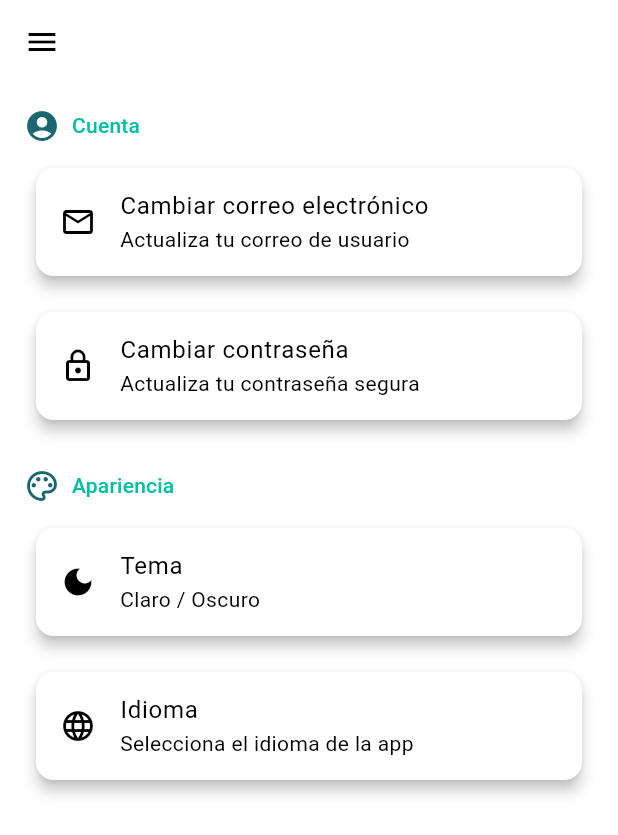
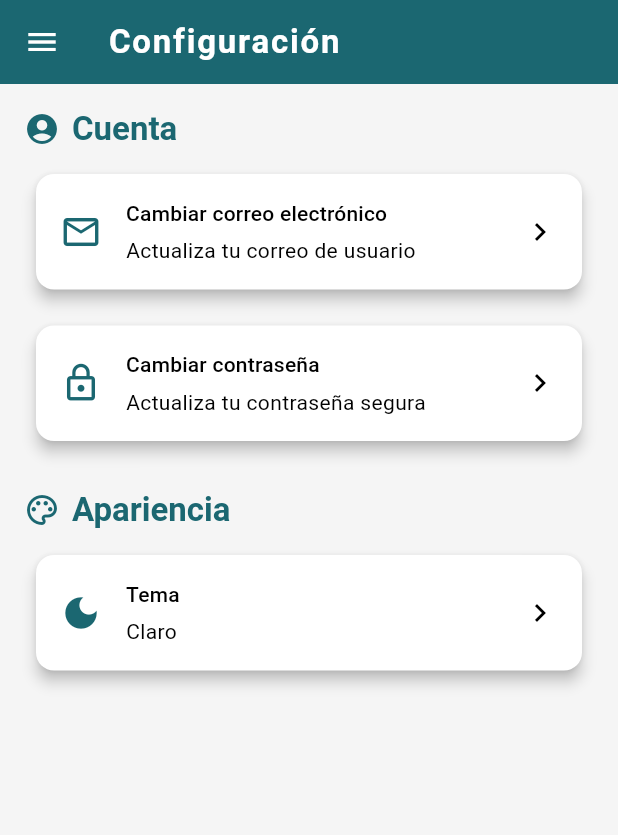
Before and after one commit to NEONEonjena/Kohabitar_Movil, a Flutter app: the SettingsPage screen opened by its route, on a phone screen of 412 x 824 dp. Shown: the top 835 px of the screen. Run offline on Flutter 3.47's test engine with Material 3 defaults, Android fonts, the phone set to English and light mode, and no system bars; our stand-ins replace shared_preferences; accounts and stored records are empty; Roboto replaces fonts that are missing (OpenSans).

Commit message:
ajuste en la notificaciones, zonas comunes y setting

```diff
--- a/lib/config/app_routes.dart
+++ b/lib/config/app_routes.dart
@@ -33,7 +33,6 @@ class AppRoutes {
   static const String paquetes = '/paquetes';
   static const String pagos = '/pagos';
   static const String pqrs = '/pqrs';
-
 
   // Mapa de rutas
   static Map<String, WidgetBuilder> get routes => {
--- a/lib/pages/settings/settings_page.dart
+++ b/lib/pages/settings/settings_page.dart
@@ -3,20 +3,25 @@ import 'change_email_dialog.dart';
 import 'change_password_dialog.dart';
 import '../providers/theme_provider.dart';
 import 'package:provider/provider.dart';
-import '../providers/locale_provider.dart';
-import '../../widgets/navigation_drawer.dart'; // 👈 Importa tu Drawer
+import '../../widgets/navigation_drawer.dart';
 
 class SettingsPage extends StatelessWidget {
   const SettingsPage({Key? key}) : super(key: key);
 
   @override
   Widget build(BuildContext context) {
+    final theme = Theme.of(context);
+    final colorScheme = theme.colorScheme;
+
     return Scaffold(
+      appBar: AppBar(
+        title: const Text('Configuración'),
+      ),
       drawer: CustomDrawer(
-        username: "Usuario Demo", // 👈 aquí pasas el usuario real
-        currentIndex: 2, // 👈 índice para resaltar "Configuración" en el menú
+        username: "Usuario Demo",
+        currentIndex: 2,
         onItemSelected: (index) {
-          Navigator.pop(context); // cerrar Drawer
+          Navigator.pop(context);
           if (index == 0) {
             Navigator.pushReplacementNamed(context, '/zonasComunes');
           } else if (index == 1) {
@@ -29,13 +34,9 @@ class SettingsPage extends StatelessWidget {
           Navigator.pushReplacementNamed(context, '/login');
         },
       ),
-      appBar: AppBar(
-        title: const Text('Configuración'),
-        elevation: 0,
-        backgroundColor: Theme.of(context).colorScheme.surface,
-        foregroundColor: Theme.of(context).colorScheme.onSurface,
-      ),
-      body: ListView(
+      backgroundColor: colorScheme.background,
+      body: SafeArea(
+        child: ListView(
           padding: const EdgeInsets.all(16),
           children: [
             // Sección de Cuenta
@@ -63,9 +64,8 @@ class SettingsPage extends StatelessWidget {
             _buildSectionHeader(context, 'Apariencia', Icons.palette_outlined),
             const SizedBox(height: 8),
             _buildThemeCard(context),
-          const SizedBox(height: 8),
-          _buildLanguageCard(context),
           ],
+        ),
       ),
     );
   }
@@ -75,13 +75,16 @@ class SettingsPage extends StatelessWidget {
     String title,
     IconData icon,
   ) {
+    final theme = Theme.of(context);
     return Row(
       children: [
-        Icon(icon, color: Theme.of(context).colorScheme.primary),
+        Icon(icon, color: theme.primaryColor),
         const SizedBox(width: 8),
         Text(
           title,
-          style: Theme.of(context).textTheme.titleMedium,
+          style: theme.textTheme.titleLarge?.copyWith(
+            fontWeight: FontWeight.w600,
+          ),
         ),
       ],
     );
@@ -94,34 +97,113 @@ class SettingsPage extends StatelessWidget {
     required String subtitle,
     required VoidCallback onTap,
   }) {
+    final theme = Theme.of(context);
+
     return Card(
-      child: ListTile(
-        leading: Icon(icon),
-        title: Text(title),
-        subtitle: Text(subtitle),
+      child: Padding(
+        padding: const EdgeInsets.all(16),
+        child: InkWell(
           onTap: onTap,
+          borderRadius: BorderRadius.circular(8),
+          child: Row(
+            children: [
+              Icon(
+                icon,
+                color: theme.primaryColor,
+                size: 28,
+              ),
+              const SizedBox(width: 16),
+              Expanded(
+                child: Column(
+                  crossAxisAlignment: CrossAxisAlignment.start,
+                  children: [
+                    Text(
+                      title,
+                      style: theme.textTheme.titleMedium?.copyWith(
+                        fontWeight: FontWeight.w500,
+                        color: theme.colorScheme.onSurface,
+                      ),
+                    ),
+                    const SizedBox(height: 4),
+                    Text(
+                      subtitle,
+                      style: theme.textTheme.bodyMedium?.copyWith(
+                        color: theme.textTheme.bodySmall?.color,
+                      ),
+                    ),
+                  ],
+                ),
+              ),
+              Icon(
+                Icons.chevron_right,
+                color: theme.textTheme.bodySmall?.color,
+              ),
+            ],
+          ),
+        ),
       ),
     );
   }
 
   Widget _buildThemeCard(BuildContext context) {
-    return Card(
-      child: ListTile(
-        leading: const Icon(Icons.dark_mode),
-        title: const Text("Tema"),
-        subtitle: const Text("Claro / Oscuro"),
-        onTap: () => _openThemeDialog(context),
-      ),
-    );
+    final theme = Theme.of(context);
+    final themeProvider = Provider.of<ThemeProvider>(context);
+
+    String currentTheme;
+    switch (themeProvider.themeMode) {
+      case ThemeMode.light:
+        currentTheme = 'Claro';
+        break;
+      case ThemeMode.dark:
+        currentTheme = 'Oscuro';
+        break;
+      case ThemeMode.system:
+        currentTheme = 'Sistema';
+        break;
     }
 
-  Widget _buildLanguageCard(BuildContext context) {
     return Card(
-      child: ListTile(
-        leading: const Icon(Icons.language),
-        title: const Text("Idioma"),
-        subtitle: const Text("Selecciona el idioma de la app"),
-        onTap: () => _openLanguageDialog(context),
+      child: Padding(
+        padding: const EdgeInsets.all(16),
+        child: InkWell(
+          onTap: () => _openThemeDialog(context),
+          borderRadius: BorderRadius.circular(8),
+          child: Row(
+            children: [
+              Icon(
+                Icons.dark_mode,
+                color: theme.primaryColor,
+                size: 28,
+              ),
+              const SizedBox(width: 16),
+              Expanded(
+                child: Column(
+                  crossAxisAlignment: CrossAxisAlignment.start,
+                  children: [
+                    Text(
+                      "Tema",
+                      style: theme.textTheme.titleMedium?.copyWith(
+                        fontWeight: FontWeight.w500,
+                        color: theme.colorScheme.onSurface,
+                      ),
+                    ),
+                    const SizedBox(height: 4),
+                    Text(
+                      currentTheme,
+                      style: theme.textTheme.bodyMedium?.copyWith(
+                        color: theme.textTheme.bodySmall?.color,
+                      ),
+                    ),
+                  ],
+                ),
+              ),
+              Icon(
+                Icons.chevron_right,
+                color: theme.textTheme.bodySmall?.color,
+              ),
+            ],
+          ),
+        ),
       ),
     );
   }
@@ -140,19 +222,76 @@ class SettingsPage extends StatelessWidget {
     );
   }
 
-  void _openThemeDialog(BuildContext context) {}
+  void _openThemeDialog(BuildContext context) {
+    final themeProvider = Provider.of<ThemeProvider>(context, listen: false);
 
-  Widget _buildThemeOption() {
-    return const SizedBox.shrink(); // placeholder
+    showDialog(
+      context: context,
+      builder: (BuildContext context) {
+        return AlertDialog(
+          title: const Text('Seleccionar tema'),
+          content: Column(
+            mainAxisSize: MainAxisSize.min,
+            children: [
+              _buildThemeOption(
+                context,
+                'Claro',
+                Icons.light_mode,
+                ThemeMode.light,
+                themeProvider.themeMode == ThemeMode.light,
+                () {
+                  themeProvider.setThemeMode(ThemeMode.light);
+                  Navigator.of(context).pop();
+                },
+              ),
+              _buildThemeOption(
+                context,
+                'Oscuro',
+                Icons.dark_mode,
+                ThemeMode.dark,
+                themeProvider.themeMode == ThemeMode.dark,
+                () {
+                  themeProvider.setThemeMode(ThemeMode.dark);
+                  Navigator.of(context).pop();
+                },
+              ),
+              _buildThemeOption(
+                context,
+                'Sistema',
+                Icons.settings_suggest,
+                ThemeMode.system,
+                themeProvider.themeMode == ThemeMode.system,
+                () {
+                  themeProvider.setThemeMode(ThemeMode.system);
+                  Navigator.of(context).pop();
+                },
+              ),
+            ],
+          ),
+        );
+      },
+    );
   }
 
-  void _openLanguageDialog(BuildContext context) {}
+  Widget _buildThemeOption(
+    BuildContext context,
+    String label,
+    IconData icon,
+    ThemeMode mode,
+    bool isSelected,
+    VoidCallback onTap,
+  ) {
+    final theme = Theme.of(context);
 
-  Widget _buildLanguageOption() {
-    return const SizedBox.shrink();
-  }
-
-  String _getLanguageDisplayName(String languageCode) {
-    return languageCode;
+    return ListTile(
+      leading: Icon(
+        icon,
+        color: isSelected ? theme.primaryColor : null,
+      ),
+      title: Text(label),
+      trailing:
+          isSelected ? Icon(Icons.check, color: theme.primaryColor) : null,
+      onTap: onTap,
+    );
   }
 }
```
Also changed, not shown: lib/pages/notificaciones/notificaciones_page.dart (+18 -0 lines), lib/pages/zonas_comunes/zonas_comunes_page.dart (+70 -90 lines), lib/widgets/navigation_drawer.dart (+8 -16 lines). Lines whose indentation alone changed are shown as unchanged.
